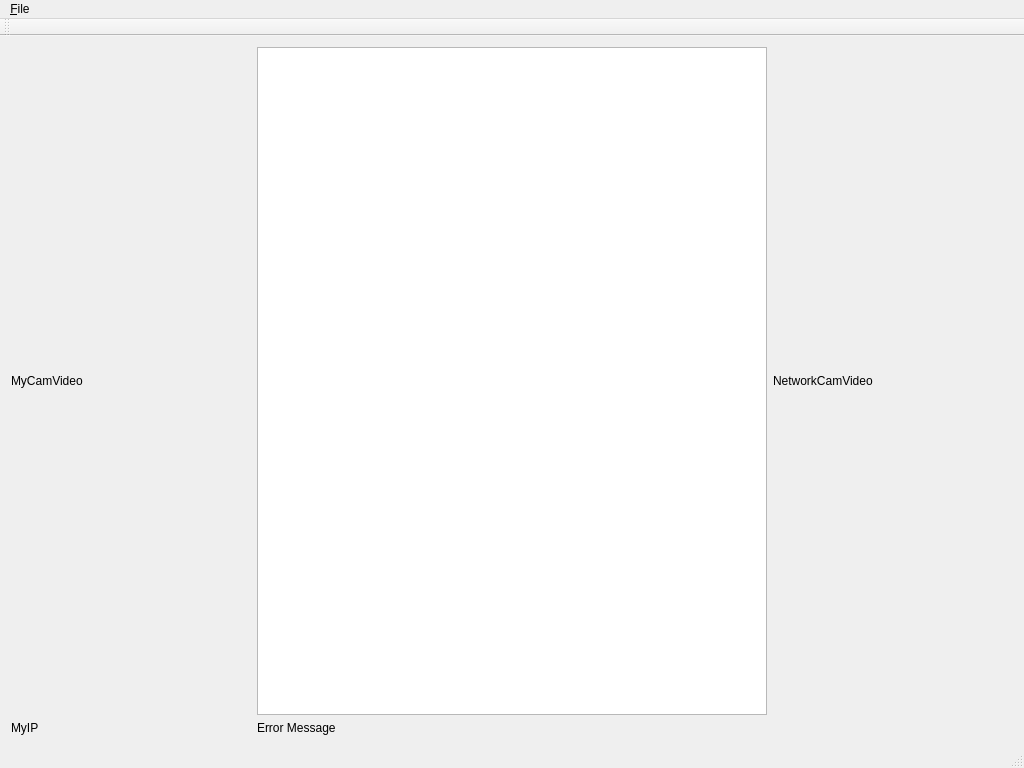
Above: HungarianRoadRage/mainwindow.ui from tkertesz/hrrqt before the change. Below: the same form after it.
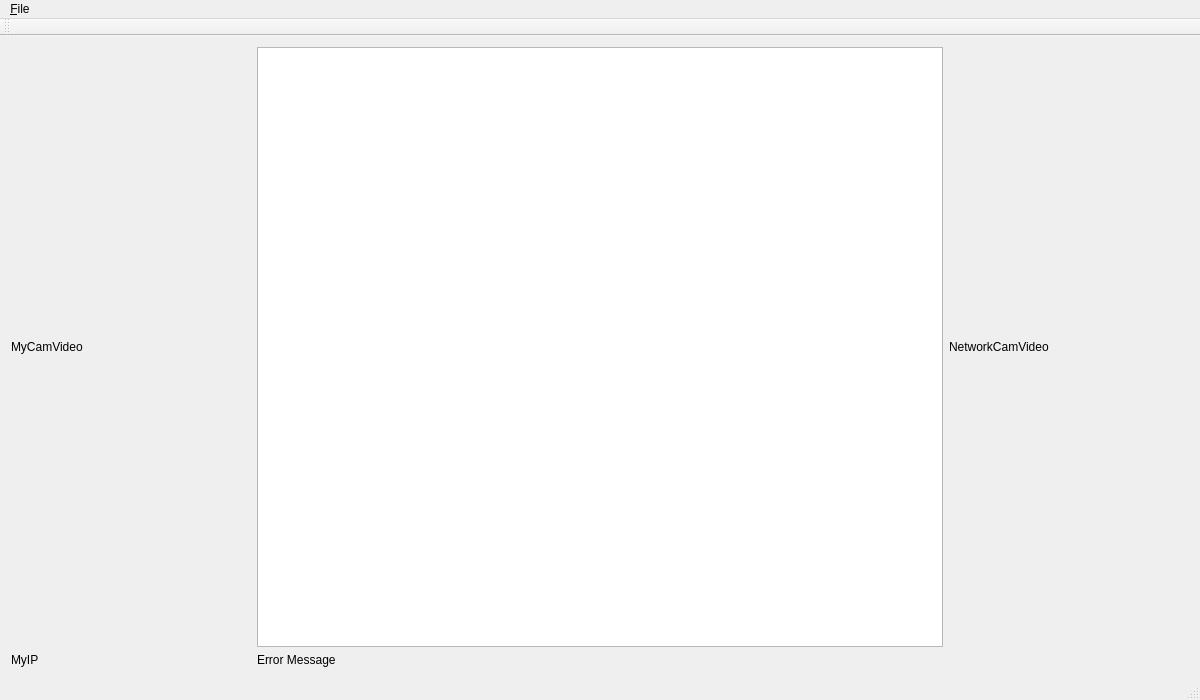
That is the form after the change.

Diff of the .ui file:
```diff
--- a/HungarianRoadRage/mainwindow.ui
+++ b/HungarianRoadRage/mainwindow.ui
@@ -9,28 +9,31 @@
    <rect>
     <x>0</x>
     <y>0</y>
-    <width>1024</width>
-    <height>768</height>
+    <width>1200</width>
+    <height>700</height>
    </rect>
   </property>
   <property name="minimumSize">
    <size>
-    <width>1024</width>
-    <height>768</height>
+    <width>1200</width>
+    <height>700</height>
    </size>
   </property>
   <property name="maximumSize">
    <size>
-    <width>1024</width>
-    <height>768</height>
+    <width>1200</width>
+    <height>700</height>
    </size>
   </property>
   <property name="windowTitle">
    <string>Hungarian Road Rage</string>
   </property>
+  <property name="autoFillBackground">
+   <bool>false</bool>
+  </property>
   <widget class="QWidget" name="centralWidget">
    <layout class="QGridLayout" name="gridLayout">
-    <item row="0" column="2">
+    <item row="0" column="0">
      <widget class="QLabel" name="MyVideoLabel">
       <property name="minimumSize">
        <size>
@@ -52,7 +55,29 @@
       </property>
      </widget>
     </item>
-    <item row="0" column="4">
+    <item row="0" column="1">
+     <widget class="QGraphicsView" name="graphicsView">
+      <property name="sizePolicy">
+       <sizepolicy hsizetype="Expanding" vsizetype="Expanding">
+        <horstretch>0</horstretch>
+        <verstretch>0</verstretch>
+       </sizepolicy>
+      </property>
+      <property name="focusPolicy">
+       <enum>Qt::NoFocus</enum>
+      </property>
+      <property name="autoFillBackground">
+       <bool>false</bool>
+      </property>
+      <property name="verticalScrollBarPolicy">
+       <enum>Qt::ScrollBarAlwaysOff</enum>
+      </property>
+      <property name="horizontalScrollBarPolicy">
+       <enum>Qt::ScrollBarAlwaysOff</enum>
+      </property>
+     </widget>
+    </item>
+    <item row="0" column="2">
      <widget class="QLabel" name="NetworkCamVideo">
       <property name="minimumSize">
        <size>
@@ -74,23 +99,20 @@
       </property>
      </widget>
     </item>
-    <item row="0" column="3">
-     <widget class="QGraphicsView" name="graphicsView"/>
-    </item>
-    <item row="1" column="3">
-     <widget class="QLabel" name="ErrorLabel">
-      <property name="text">
-       <string>Error Message</string>
-      </property>
-     </widget>
-    </item>
-    <item row="1" column="2">
+    <item row="1" column="0">
      <widget class="QLabel" name="MyIP">
       <property name="text">
        <string>MyIP</string>
       </property>
      </widget>
     </item>
+    <item row="1" column="1">
+     <widget class="QLabel" name="ErrorLabel">
+      <property name="text">
+       <string>Error Message</string>
+      </property>
+     </widget>
+    </item>
    </layout>
   </widget>
   <widget class="QToolBar" name="mainToolBar">
@@ -107,7 +129,7 @@
     <rect>
      <x>0</x>
      <y>0</y>
-     <width>1024</width>
+     <width>1200</width>
      <height>22</height>
     </rect>
    </property>
```
Left out of the diff: 8 changed lines with no effect on the pictures.
